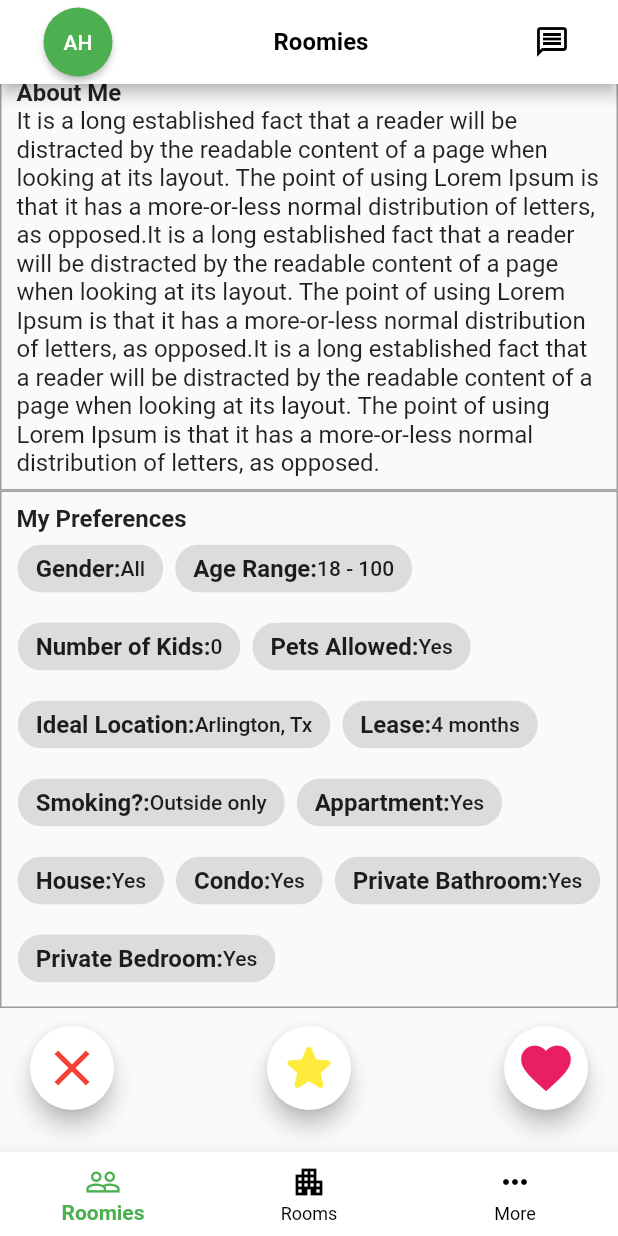
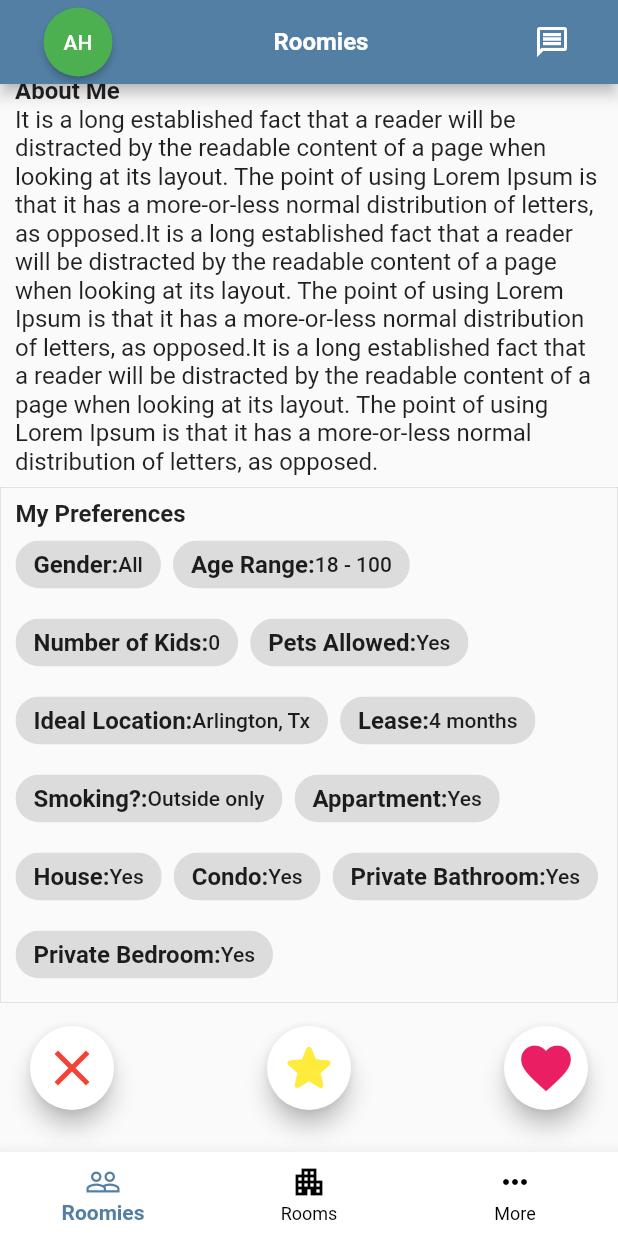
Before and after one commit to armel50/chance_app, a Flutter app: the screen it shows after launch, scrolled down 437 dp, on a phone screen of 412 x 824 dp. Run offline on Flutter 3.47's test engine with Material 2 defaults, Android fonts, the phone set to English and light mode, and no system bars; network calls fail.

Commit message:
changed the primary colors and text color for the appbars

```diff
--- a/lib/app.dart
+++ b/lib/app.dart
@@ -30,7 +30,7 @@ class _AppState extends State<App> {
       body: _views[_selectedIndex],
       bottomNavigationBar: BottomNavigationBar(
         backgroundColor: Colors.white,
-        selectedItemColor: Colors.green,
+        selectedItemColor: Color.fromARGB(255, 82, 127, 163),
         unselectedItemColor: Colors.black,
         selectedLabelStyle:
             TextStyle(fontWeight: FontWeight.bold, fontSize: 14.0),
--- a/lib/main.dart
+++ b/lib/main.dart
@@ -14,7 +14,15 @@ class MyApp extends StatelessWidget {
       title: 'Flutter Demo',
       theme: ThemeData(
         primarySwatch: Colors.blue,
+        primaryColor: Color(0x1f68a3),
+        appBarTheme: AppBarTheme(
+        backgroundColor: Color.fromARGB(255, 82, 127, 163),
+          foregroundColor:  Colors.white
+
+        )
+
       ),
+
       home: App(),
     );
   }
--- a/lib/views/roommates/matchProfile.dart
+++ b/lib/views/roommates/matchProfile.dart
@@ -13,7 +13,7 @@ class matchProfile extends StatelessWidget {
       children: [
         SingleChildScrollView(
           child: Container(
-            margin: const EdgeInsets.only(bottom: 150.0),
+            margin: const EdgeInsets.only(bottom: 100.0),
             child: Column(
               children: [
                 Container(
@@ -33,15 +33,15 @@ class matchProfile extends StatelessWidget {
                   constraints: BoxConstraints(
                     maxHeight: double.infinity,
                   ),
-                  child: Column(children: [
-                    Align(
-                      alignment: Alignment.centerLeft,
-                      child: Text(
+                  child: Column(
+                      crossAxisAlignment: CrossAxisAlignment.start,
+
+                      children: [
+                        Text(
                           'About Me',
                           style: const TextStyle(
                             fontWeight: FontWeight.bold,
                             fontSize: 16,
-                        ),
                           ),
                         ),
                         Text(
@@ -51,8 +51,7 @@ class matchProfile extends StatelessWidget {
                           ),
                         )
                       ]),
-                  decoration:
-                      BoxDecoration(border: Border.all(color: Colors.grey)),
+
                 ),
                 Container(
                   padding:
@@ -61,15 +60,14 @@ class matchProfile extends StatelessWidget {
                     maxHeight: double.infinity,
                   ),
                   width: MediaQuery.of(context).size.width,
-                  child: Column(children: [
-                    Align(
-                      alignment: Alignment.centerLeft,
-                      child: Text(
+                  child: Column(
+                      crossAxisAlignment: CrossAxisAlignment.start,
+                      children: [
+                        Text(
                           'My Preferences',
                           style: const TextStyle(
                             fontWeight: FontWeight.bold,
                             fontSize: 16,
-                        ),
                           ),
                         ),
                         Wrap(
@@ -97,7 +95,7 @@ class matchProfile extends StatelessWidget {
                         )
                       ]),
                   decoration:
-                      BoxDecoration(border: Border.all(color: Colors.grey)),
+                      BoxDecoration(border: Border.all (color: Color.fromARGB(255, 199, 199, 199), width: 0.3)),
                 ),
               ],
             ),
--- a/lib/views/roommates/roommates.dart
+++ b/lib/views/roommates/roommates.dart
@@ -406,12 +406,12 @@ class _RoommateState extends State<Roommate> {
               style: const TextStyle(
                   fontWeight: FontWeight.bold,
                   fontSize: 16,
-                  color: Colors.black),
+                 ),
             ),
             IconButton(
               icon: const Icon(
                 Icons.message_outlined,
-                color: Colors.black,
+
               ),
               tooltip: 'Open shopping cart',
               onPressed: () {
@@ -424,7 +424,7 @@ class _RoommateState extends State<Roommate> {
             ),
           ],
         ),
-        backgroundColor: Colors.white,
+
       ),
       body: Draggable(
         child: matchProfile(
--- a/lib/views/roommates/userCard.dart
+++ b/lib/views/roommates/userCard.dart
@@ -43,7 +43,7 @@ class userCard extends StatelessWidget {
               '$name, $age',
               style: const TextStyle(
                 fontWeight: FontWeight.bold,
-                color: Colors.white70,
+                color: Color.fromARGB(255, 82, 127, 163),
                 decoration: TextDecoration.none,
                 fontSize: 30,
               ),
@@ -56,13 +56,13 @@ class userCard extends StatelessWidget {
           child: Container(
             child: Row(
               children: [
-                Icon(Icons.cases_outlined, color: Colors.white70,),
+                Icon(Icons.cases_outlined, color: Color.fromARGB(255, 82, 127, 163),),
                 Text(
                   ' $jobTitle',
                   style: const TextStyle(
                     fontSize: 16,
                     decoration: TextDecoration.none,
-                    color: Colors.white70
+                    color:Color.fromARGB(255, 82, 127, 163),
                   ),
                 )
               ],
--- a/lib/views/user/profile.dart
+++ b/lib/views/user/profile.dart
@@ -12,11 +12,11 @@ class _ProfileState extends State<Profile> {
   Widget build(BuildContext context) {
     return Scaffold(
       appBar: AppBar(
-        backgroundColor: Colors.white,
+
         title: Text(
           'Profile',
           style: TextStyle(
-              color: Colors.black, fontWeight: FontWeight.bold, fontSize: 17),
+             fontWeight: FontWeight.bold, fontSize: 17),
         ),
         leading: GestureDetector(
           onTap: () {
@@ -24,7 +24,7 @@ class _ProfileState extends State<Profile> {
           },
           child: Icon(
             Icons.arrow_back,
-            color: Colors.black,
+
           ),
         ),
       ),
```
Also changed, not shown: lib/views/messages/activeMessage.dart (+4 -7 lines), lib/views/messages/messages.dart (+30 -16 lines). Lines whose indentation alone changed are shown as unchanged.
